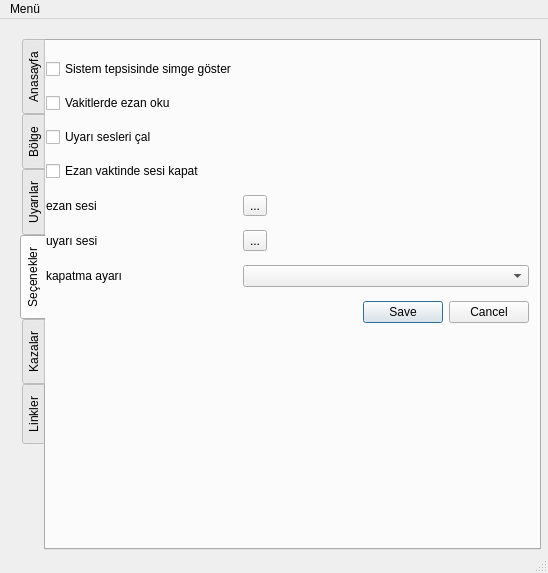
Qt form mine/gui/ui_pynamaz.ui (mustafairan/pynamaz) before a commit.
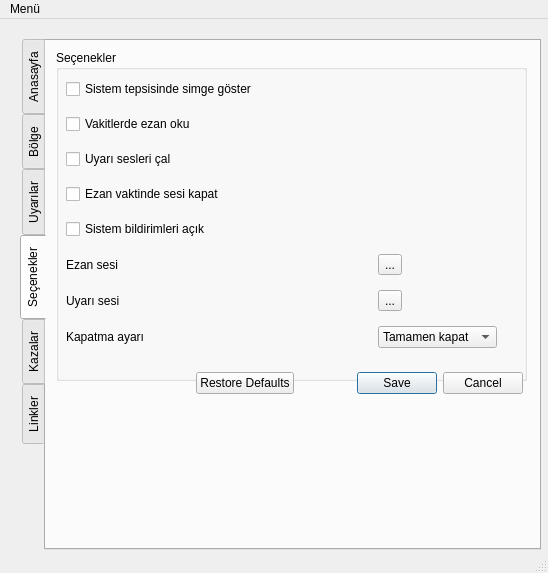
The same form after that commit. The open tabs and pages were chosen to show the change.

What changed in the file:
```diff
--- a/mine/gui/ui_pynamaz.ui
+++ b/mine/gui/ui_pynamaz.ui
@@ -816,16 +816,35 @@
         <attribute name="title">
          <string>Seçenekler</string>
         </attribute>
+        <widget class="QGroupBox" name="groupBox">
+         <property name="geometry">
+          <rect>
+           <x>10</x>
+           <y>9</y>
+           <width>471</width>
+           <height>331</height>
+          </rect>
+         </property>
+         <property name="title">
+          <string>Seçenekler</string>
+         </property>
         <widget class="QWidget" name="gridLayoutWidget_5">
          <property name="geometry">
           <rect>
-           <x>0</x>
-           <y>10</y>
-           <width>483</width>
-           <height>281</height>
+            <x>10</x>
+            <y>20</y>
+            <width>431</width>
+            <height>291</height>
           </rect>
          </property>
          <layout class="QGridLayout" name="gridLayout_6">
+           <item row="10" column="0">
+            <widget class="QLabel" name="label_16">
+             <property name="text">
+              <string>Kapatma ayarı</string>
+             </property>
+            </widget>
+           </item>
           <item row="5" column="0">
            <widget class="QCheckBox" name="checkBoxPlayWarnSound">
             <property name="text">
@@ -840,10 +859,10 @@
             </property>
            </widget>
           </item>
-          <item row="7" column="0">
+           <item row="8" column="0">
            <widget class="QLabel" name="label_12">
             <property name="text">
-             <string>ezan sesi</string>
+              <string>Ezan sesi</string>
             </property>
            </widget>
           </item>
@@ -862,44 +881,62 @@
            </widget>
           </item>
           <item row="9" column="0">
-           <widget class="QLabel" name="label_16">
-            <property name="text">
-             <string>kapatma ayarı</string>
-            </property>
-           </widget>
-          </item>
-          <item row="8" column="0">
            <widget class="QLabel" name="label_26">
             <property name="text">
-             <string>uyarı sesi</string>
+              <string>Uyarı sesi</string>
             </property>
            </widget>
           </item>
-          <item row="9" column="1">
-           <widget class="QComboBox" name="comboBoxCloseOption"/>
-          </item>
-          <item row="11" column="1">
-           <widget class="QDialogButtonBox" name="buttonBox_4">
-            <property name="standardButtons">
-             <set>QDialogButtonBox::Cancel|QDialogButtonBox::Save</set>
-            </property>
-           </widget>
-          </item>
-          <item row="7" column="1">
-           <widget class="QToolButton" name="toolButton">
+           <item row="10" column="1">
+            <widget class="QComboBox" name="comboBoxCloseOption">
+             <item>
+              <property name="text">
+               <string>Tamamen kapat</string>
+              </property>
+             </item>
+             <item>
             <property name="text">
-             <string>...</string>
-            </property>
+               <string>Gizle</string>
+              </property>
+             </item>
            </widget>
           </item>
           <item row="8" column="1">
+            <widget class="QToolButton" name="toolButton">
+             <property name="text">
+              <string>...</string>
+             </property>
+            </widget>
+           </item>
+           <item row="9" column="1">
            <widget class="QToolButton" name="toolButton_2">
             <property name="text">
              <string>...</string>
             </property>
            </widget>
           </item>
-         </layout>
+           <item row="7" column="0">
+            <widget class="QCheckBox" name="checkBoxSystemNotifications">
+             <property name="text">
+              <string>Sistem bildirimleri açık</string>
+             </property>
+            </widget>
+           </item>
+          </layout>
+         </widget>
+        </widget>
+        <widget class="QDialogButtonBox" name="buttonBox_4">
+         <property name="geometry">
+          <rect>
+           <x>150</x>
+           <y>330</y>
+           <width>327</width>
+           <height>25</height>
+          </rect>
+         </property>
+         <property name="standardButtons">
+          <set>QDialogButtonBox::Cancel|QDialogButtonBox::RestoreDefaults|QDialogButtonBox::Save</set>
+         </property>
         </widget>
        </widget>
        <widget class="QWidget" name="tab_5">
```
Left out of the diff: 53 changed lines with no effect on the pictures. Lines whose indentation alone changed are shown as unchanged.
